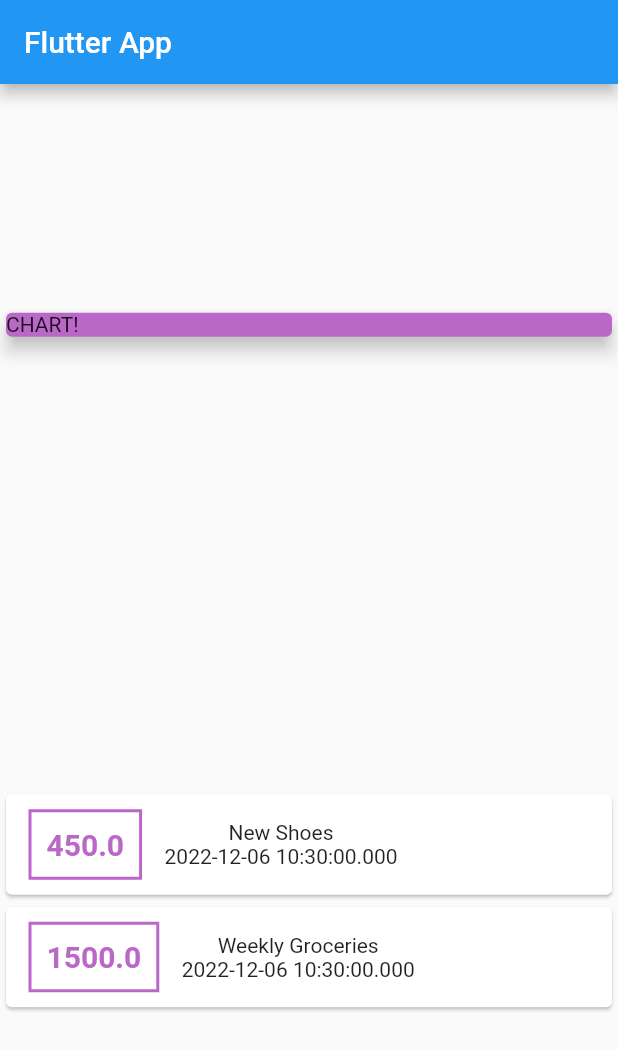
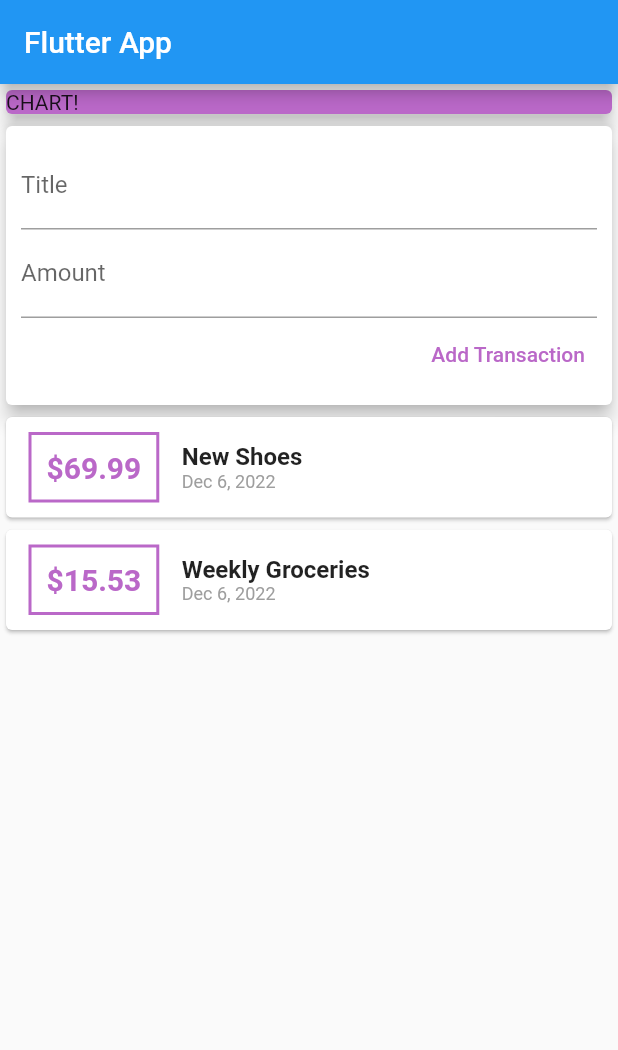
Before and after one commit to PromilaLaha98/Expenses_Viewer, a Flutter app: the screen it shows after launch, on a phone screen of 412 x 824 dp. Shown: the top 1050 px of the screen. Run offline on Flutter 3.47's test engine with Material 2 defaults, Android fonts, the phone set to English and light mode, and no system bars.

Commit message:
modified files

```diff
--- a/lib/main.dart
+++ b/lib/main.dart
@@ -1,3 +1,4 @@
+import 'package:intl/intl.dart';
 import './transaction.dart';
 import 'package:flutter/material.dart';
 
@@ -19,16 +20,19 @@ class MyHomePage extends StatelessWidget {
     Transaction(
       id: 't1',
       title: 'New Shoes',
-      amount: 450.00,
+      amount: 69.99,
       date: DateTime.now(),
     ),
     Transaction(
       id: 't2',
       title: 'Weekly Groceries',
-      amount: 1500.00,
+      amount: 15.53,
       date: DateTime.now(),
     ),
   ];
+
+final titleController = TextEditingController();
+final amountController = TextEditingController();
 
   @override
   Widget build(BuildContext context) {
@@ -37,7 +41,7 @@ class MyHomePage extends StatelessWidget {
         title: Text('Flutter App'),
       ),
       body: Column(
-        mainAxisAlignment: MainAxisAlignment.spaceAround,
+        mainAxisAlignment: MainAxisAlignment.start,
         crossAxisAlignment: CrossAxisAlignment.stretch,
         children: <Widget>[
           Container(
@@ -48,6 +52,33 @@ class MyHomePage extends StatelessWidget {
               elevation: 5,
             ),
           ),
+          Card(
+            elevation: 5,
+            child: Container(
+              padding: EdgeInsets.all(10),
+              child: Column(
+                crossAxisAlignment: CrossAxisAlignment.end,
+                children: <Widget>[
+                  TextField(
+                    decoration: InputDecoration(labelText: 'Title'),
+                    controller: titleController,
+                  ),
+                  TextField(
+                    decoration: InputDecoration(labelText: 'Amount'),
+                    controller: amountController,
+                  ),
+                  TextButton(
+                    onPressed: () {
+                      print(titleController.text);
+                    },
+                    child: Text('Add Transaction'),
+                    style:
+                        TextButton.styleFrom(primary: Colors.purple.shade300),
+                  ),
+                ],
+              ),
+            ),
+          ),
           Column(
             children: transactions.map((tx) {
               return Card(
@@ -55,23 +86,31 @@ class MyHomePage extends StatelessWidget {
                   Container(
                     margin: EdgeInsets.symmetric(vertical: 10, horizontal: 15),
                     decoration: BoxDecoration(
-                      border: Border.all(color: Colors.purple.shade300, width: 2),
+                      border:
+                          Border.all(color: Colors.purple.shade300, width: 2),
                     ),
                     padding: EdgeInsets.all(10),
                     child: Text(
-                      tx.amount.toString(),
+                      '\$${tx.amount}',
                       style: TextStyle(
                           fontWeight: FontWeight.bold,
                           fontSize: 20,
-                          color: Colors.purple.shade300 ),
+                          color: Colors.purple.shade300),
                     ),
                   ),
-                  Column(children: <Widget>[
-                    Text(tx.title),
-                    Text(
-                      tx.date.toString(),
-                    ),
-                  ]),
+                  Column(
+                      crossAxisAlignment: CrossAxisAlignment.start,
+                      children: <Widget>[
+                        Text(
+                          tx.title,
+                          style: TextStyle(
+                              fontSize: 16, fontWeight: FontWeight.bold),
+                        ),
+                        Text(
+                          DateFormat.yMMMd().format(tx.date),
+                          style: TextStyle(color: Colors.grey, fontSize: 12),
+                        ),
+                      ]),
                 ]),
               );
             }).toList(),
--- a/pubspec.yaml
+++ b/pubspec.yaml
@@ -20,7 +20,7 @@ publish_to: 'none' # Remove this line if you wish to publish to pub.dev
 version: 1.0.0+1
 
 environment:
-  sdk: '>=2.11.0 <3.0.0'
+  sdk: '>=2.1.0 <3.0.0'
 
 # Dependencies specify other packages that your package needs in order to work.
 # To automatically upgrade your package dependencies to the latest versions
@@ -40,7 +40,7 @@ dependencies:
 dev_dependencies:
   flutter_test:
     sdk: flutter
-
+  intl: ^0.17.0
   # The "flutter_lints" package below contains a set of recommended lints to
   # encourage good coding practices. The lint set provided by the package is
   # activated in the `analysis_options.yaml` file located at the root of your
```
Also changed, not shown: pubspec.lock.
